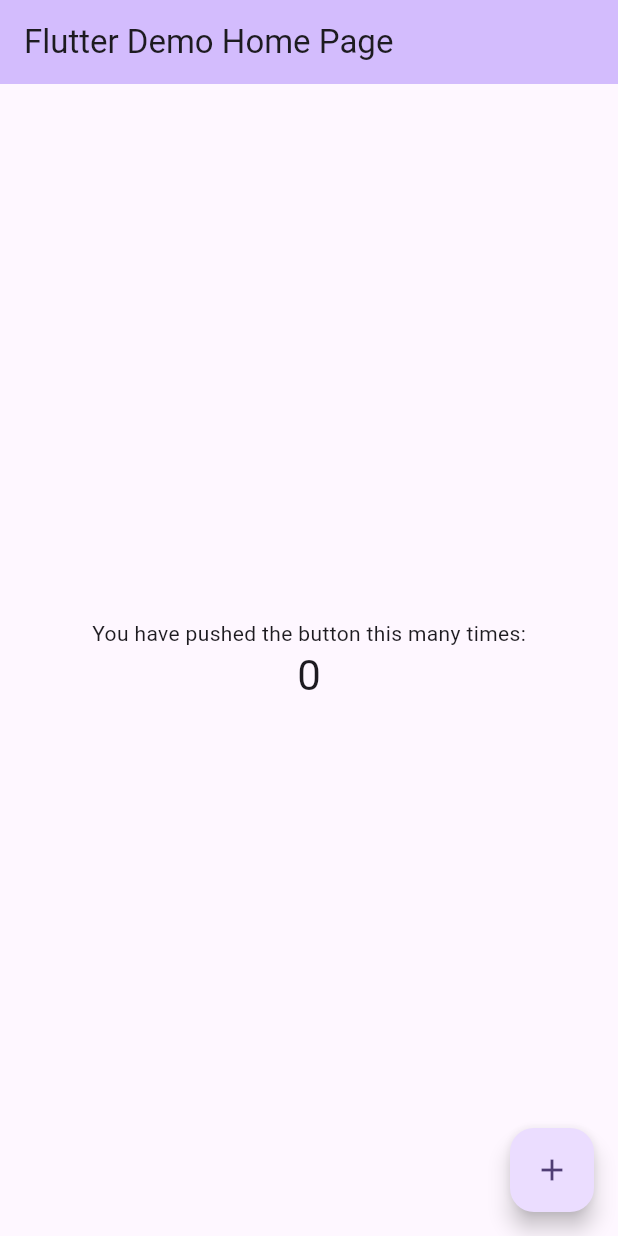
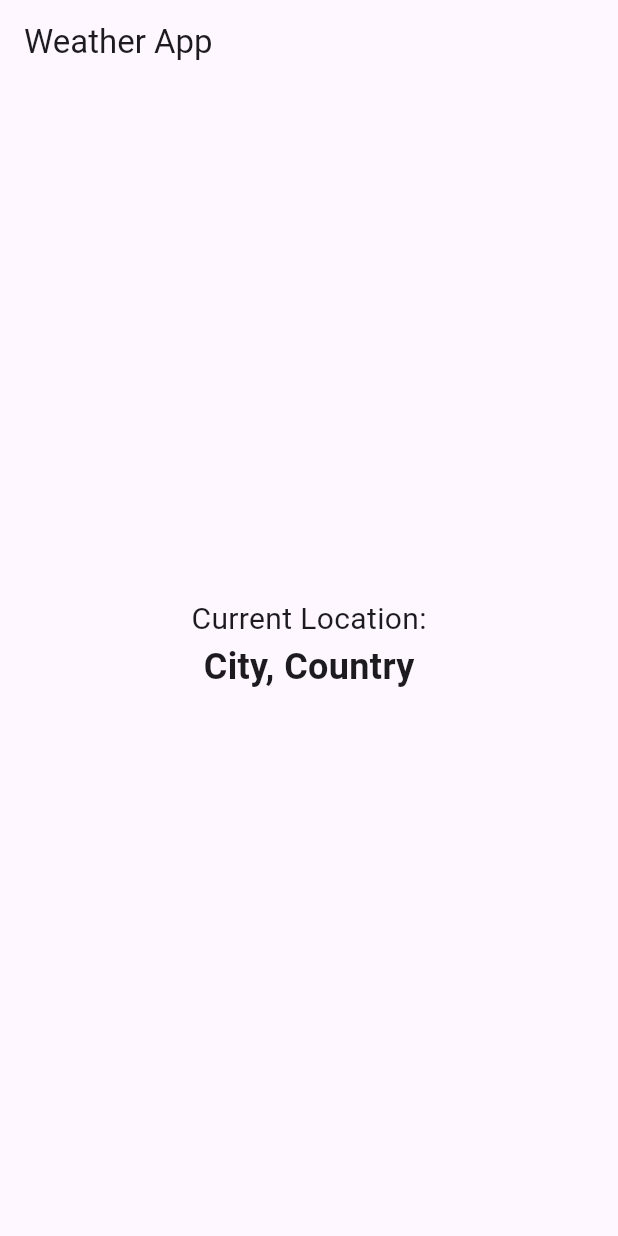
Before and after one commit to sakarpaudel/weather_app, a Flutter app: the screen it shows after launch, on a phone screen of 412 x 824 dp. Run offline on Flutter 3.47's test engine with Material 3 defaults, Android fonts, the phone set to English and light mode, and no system bars; our stand-ins replace geolocator.

```diff
--- a/lib/main.dart
+++ b/lib/main.dart
@@ -1,125 +1,90 @@
 import 'package:flutter/material.dart';
+import 'package:geolocator/geolocator.dart';
 
 void main() {
-  runApp(const MyApp());
+  runApp(MyApp());
 }
 
 class MyApp extends StatelessWidget {
-  const MyApp({super.key});
-
-  // This widget is the root of your application.
   @override
   Widget build(BuildContext context) {
     return MaterialApp(
-      title: 'Flutter Demo',
+      title: 'Weather App',
       theme: ThemeData(
-        // This is the theme of your application.
-        //
-        // TRY THIS: Try running your application with "flutter run". You'll see
-        // the application has a purple toolbar. Then, without quitting the app,
-        // try changing the seedColor in the colorScheme below to Colors.green
-        // and then invoke "hot reload" (save your changes or press the "hot
-        // reload" button in a Flutter-supported IDE, or press "r" if you used
-        // the command line to start the app).
-        //
-        // Notice that the counter didn't reset back to zero; the application
-        // state is not lost during the reload. To reset the state, use hot
-        // restart instead.
-        //
-        // This works for code too, not just values: Most code changes can be
-        // tested with just a hot reload.
-        colorScheme: ColorScheme.fromSeed(seedColor: Colors.deepPurple),
-        useMaterial3: true,
+        primarySwatch: Colors.blue,
       ),
-      home: const MyHomePage(title: 'Flutter Demo Home Page'),
+      home: WeatherApp(),
     );
   }
 }
 
-class MyHomePage extends StatefulWidget {
-  const MyHomePage({super.key, required this.title});
+class WeatherApp extends StatefulWidget {
+  @override
+  _WeatherAppState createState() => _WeatherAppState();
+}
 
-  // This widget is the home page of your application. It is stateful, meaning
-  // that it has a State object (defined below) that contains fields that affect
-  // how it looks.
-
-  // This class is the configuration for the state. It holds the values (in this
-  // case the title) provided by the parent (in this case the App widget) and
-  // used by the build method of the State. Fields in a Widget subclass are
-  // always marked "final".
-
-  final String title;
+class _WeatherAppState extends State<WeatherApp> {
+  String apiKey = "YOUR_API_KEY";
+  Position? currentPosition;
+  String currentLocation = "City, Country"; // Default location
 
   @override
-  State<MyHomePage> createState() => _MyHomePageState();
-}
+  void initState() {
+    super.initState();
+    _getCurrentLocation();
+  }
 
-class _MyHomePageState extends State<MyHomePage> {
-  int _counter = 0;
+  // Function to get the current location
+  Future<void> _getCurrentLocation() async {
+    try {
+      Position position = await Geolocator.getCurrentPosition(
+          desiredAccuracy: LocationAccuracy.high);
+      setState(() {
+        currentPosition = position;
+      });
+      // Call function to fetch weather data based on location
+      _fetchWeatherData();
+    } catch (e) {
+      print("Error getting location: $e");
+    }
+  }
 
-  void _incrementCounter() {
-    setState(() {
-      // This call to setState tells the Flutter framework that something has
-      // changed in this State, which causes it to rerun the build method below
-      // so that the display can reflect the updated values. If we changed
-      // _counter without calling setState(), then the build method would not be
-      // called again, and so nothing would appear to happen.
-      _counter++;
-    });
+  // Function to fetch weather data based on location
+  void _fetchWeatherData() {
+    // Implement the logic to fetch weather data from the API
+    // using the currentPosition.latitude and currentPosition.longitude
+    // and update the UI accordingly.
+    // You may use a package like http or dio for making API requests.
   }
 
   @override
   Widget build(BuildContext context) {
-    // This method is rerun every time setState is called, for instance as done
-    // by the _incrementCounter method above.
-    //
-    // The Flutter framework has been optimized to make rerunning build methods
-    // fast, so that you can just rebuild anything that needs updating rather
-    // than having to individually change instances of widgets.
     return Scaffold(
       appBar: AppBar(
-        // TRY THIS: Try changing the color here to a specific color (to
-        // Colors.amber, perhaps?) and trigger a hot reload to see the AppBar
-        // change color while the other colors stay the same.
-        backgroundColor: Theme.of(context).colorScheme.inversePrimary,
-        // Here we take the value from the MyHomePage object that was created by
-        // the App.build method, and use it to set our appbar title.
-        title: Text(widget.title),
+        title: Text('Weather App'),
       ),
       body: Center(
-        // Center is a layout widget. It takes a single child and positions it
-        // in the middle of the parent.
         child: Column(
-          // Column is also a layout widget. It takes a list of children and
-          // arranges them vertically. By default, it sizes itself to fit its
-          // children horizontally, and tries to be as tall as its parent.
-          //
-          // Column has various properties to control how it sizes itself and
-          // how it positions its children. Here we use mainAxisAlignment to
-          // center the children vertically; the main axis here is the vertical
-          // axis because Columns are vertical (the cross axis would be
-          // horizontal).
-          //
-          // TRY THIS: Invoke "debug painting" (choose the "Toggle Debug Paint"
-          // action in the IDE, or press "p" in the console), to see the
-          // wireframe for each widget.
           mainAxisAlignment: MainAxisAlignment.center,
           children: <Widget>[
-            const Text(
-              'You have pushed the button this many times:',
+            Text(
+              'Current Location:',
+              style: TextStyle(fontSize: 20),
             ),
             Text(
-              '$_counter',
-              style: Theme.of(context).textTheme.headlineMedium,
+              currentLocation,
+              style: TextStyle(fontSize: 24, fontWeight: FontWeight.bold),
             ),
+            SizedBox(height: 20),
+            if (currentPosition != null)
+              Text(
+                'Latitude: ${currentPosition!.latitude}\nLongitude: ${currentPosition!.longitude}',
+                style: TextStyle(fontSize: 16),
+                textAlign: TextAlign.center,
+              ),
           ],
         ),
       ),
-      floatingActionButton: FloatingActionButton(
-        onPressed: _incrementCounter,
-        tooltip: 'Increment',
-        child: const Icon(Icons.add),
-      ), // This trailing comma makes auto-formatting nicer for build methods.
     );
   }
 }
--- a/pubspec.yaml
+++ b/pubspec.yaml
@@ -28,6 +28,7 @@ environment:
 # the latest version available on pub.dev. To see which dependencies have newer
 # versions available, run `flutter pub outdated`.
 dependencies:
+  geolocator: ^7.0.3
   flutter:
     sdk: flutter
 
```
Also changed, not shown: pubspec.lock.
